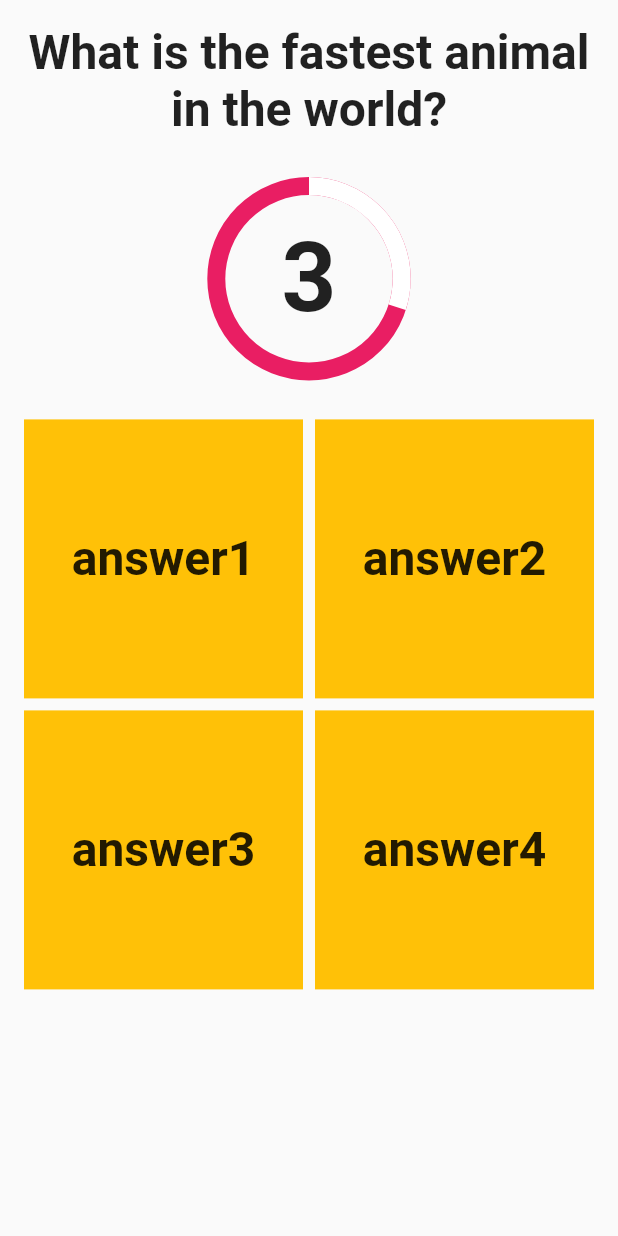
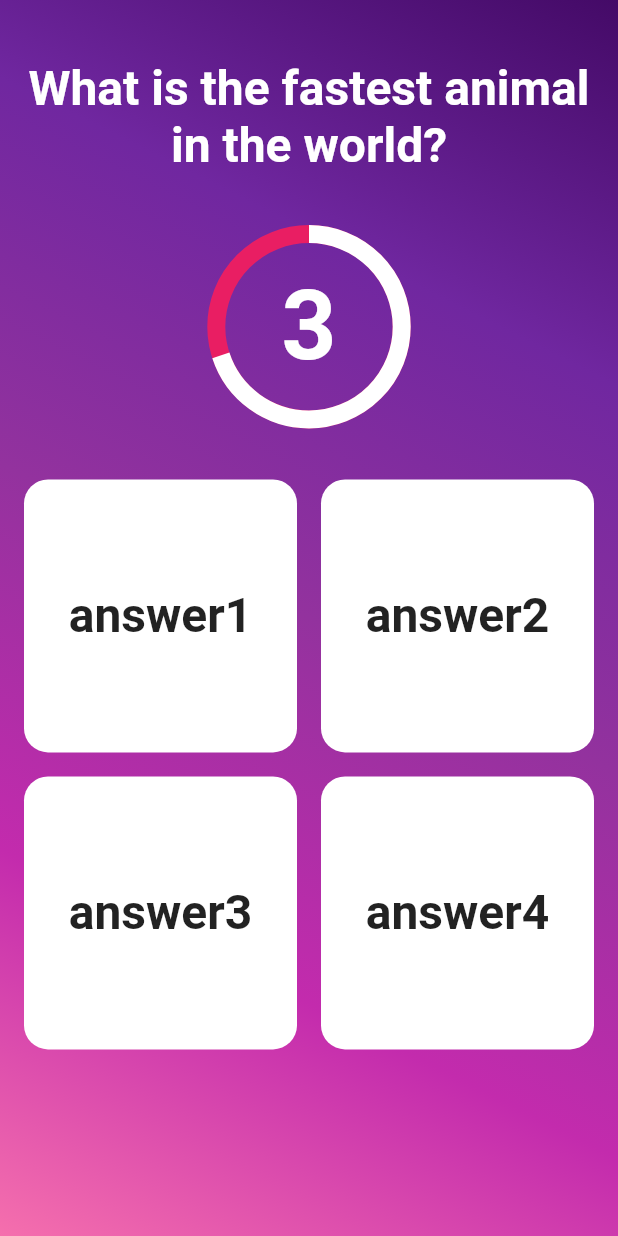
Before and after one commit to OmarAssem11/trivia, a Flutter app: the screen it shows after launch, on a phone screen of 412 x 824 dp. Run offline on Flutter 3.47's test engine with Material 2 defaults, Android fonts, the phone set to English and light mode, and no system bars; our stand-ins replace bloc.

Commit message:
gradient background
making gradient background and initializing cubit

```diff
--- a/lib/components/answer_widget.dart
+++ b/lib/components/answer_widget.dart
@@ -1,19 +1,20 @@
 import 'package:flutter/material.dart';
 
 class AnswerWidget extends StatelessWidget {
-  const AnswerWidget(this.text);
-  final String text;
+  const AnswerWidget({required this.answerText});
+  final String answerText;
   @override
   Widget build(BuildContext context) {
     return InkWell(
       onTap: () {},
       child: Container(
-        height: 100,
-        width: 100,
-        color: Colors.amber,
+        decoration: const BoxDecoration(
+          color: Colors.white,
+          borderRadius: BorderRadius.all(Radius.circular(16)),
+        ),
         child: Center(
           child: Text(
-            text,
+            answerText,
             style: const TextStyle(
               fontSize: 32,
               fontWeight: FontWeight.bold,
--- a/lib/components/answers_grid.dart
+++ b/lib/components/answers_grid.dart
@@ -2,7 +2,7 @@ import 'package:flutter/material.dart';
 import 'package:trivia/components/answer_widget.dart';
 
 class AnswersGrid extends StatelessWidget {
-  const AnswersGrid(this.choices);
+  const AnswersGrid({required this.choices});
   final List<String> choices;
   @override
   Widget build(BuildContext context) {
@@ -10,10 +10,10 @@ class AnswersGrid extends StatelessWidget {
       child: GridView.builder(
         gridDelegate: const SliverGridDelegateWithFixedCrossAxisCount(
           crossAxisCount: 2,
-          mainAxisSpacing: 8,
-          crossAxisSpacing: 8,
+          mainAxisSpacing: 16,
+          crossAxisSpacing: 16,
         ),
-        itemBuilder: (_, index) => AnswerWidget(choices[index]),
+        itemBuilder: (_, index) => AnswerWidget(answerText: choices[index]),
         itemCount: 4,
       ),
     );
--- a/lib/components/countdown_timer.dart
+++ b/lib/components/countdown_timer.dart
@@ -35,13 +35,13 @@ class _CountdownTimerState extends State<CountdownTimer> {
     return Container(
       height: .15 * screenHeight,
       width: .15 * screenHeight,
-      margin: const EdgeInsets.symmetric(vertical: 32),
+      margin: const EdgeInsets.symmetric(vertical: 40),
       child: Stack(
         alignment: Alignment.center,
         fit: StackFit.expand,
         children: [
           CircularProgressIndicator(
-            value: seconds / maxSeconds,
+            value: 1 - seconds / maxSeconds,
             strokeWidth: 12,
             valueColor: const AlwaysStoppedAnimation(Colors.white),
             backgroundColor: Colors.pink,
@@ -51,6 +51,7 @@ class _CountdownTimerState extends State<CountdownTimer> {
               '$seconds',
               style: const TextStyle(
                 fontSize: 64,
+                color: Colors.white,
                 fontWeight: FontWeight.bold,
               ),
             ),
--- /dev/null
+++ b/lib/components/gradient_widget.dart
@@ -0,0 +1,26 @@
+import 'package:flutter/material.dart';
+import 'package:trivia/shared/theme/colors.dart';
+
+class GradientWidget extends StatelessWidget {
+  const GradientWidget({required this.child});
+  final Widget child;
+  @override
+  Widget build(BuildContext context) {
+    return Container(
+      decoration: const BoxDecoration(
+        gradient: LinearGradient(
+          colors: [
+            a,
+            b,
+            c,
+            d,
+            e,
+          ],
+          begin: Alignment.topRight,
+          end: Alignment.bottomLeft,
+        ),
+      ),
+      child: child,
+    );
+  }
+}
--- a/lib/components/question_text.dart
+++ b/lib/components/question_widget.dart
@@ -1,15 +1,16 @@
 import 'package:flutter/material.dart';
 
-class QuestionText extends StatelessWidget {
-  const QuestionText(this.text);
-  final String text;
+class QuestionWidget extends StatelessWidget {
+  const QuestionWidget(this.questionText);
+  final String questionText;
   @override
   Widget build(BuildContext context) {
     return Text(
-      text,
+      questionText,
       textAlign: TextAlign.center,
       style: const TextStyle(
         fontSize: 32,
+        color: Colors.white,
         fontWeight: FontWeight.bold,
       ),
     );
--- a/lib/screens/question_screen.dart
+++ b/lib/screens/question_screen.dart
@@ -1,7 +1,8 @@
 import 'package:flutter/material.dart';
 import 'package:trivia/components/answers_grid.dart';
 import 'package:trivia/components/countdown_timer.dart';
-import 'package:trivia/components/question_text.dart';
+import 'package:trivia/components/gradient_widget.dart';
+import 'package:trivia/components/question_widget.dart';
 
 class QuestionScreen extends StatelessWidget {
   const QuestionScreen({Key? key}) : super(key: key);
@@ -9,20 +10,25 @@ class QuestionScreen extends StatelessWidget {
   @override
   Widget build(BuildContext context) {
     return Scaffold(
-      body: Padding(
+      body: SafeArea(
+        child: GradientWidget(
+          child: Padding(
             padding: const EdgeInsets.all(16),
-        child: SafeArea(
             child: Column(
               children: const [
-              QuestionText('What is the fastest animal in the world?'),
+                SizedBox(height: 24),
+                QuestionWidget('What is the fastest animal in the world?'),
                 CountdownTimer(),
-              AnswersGrid([
+                AnswersGrid(
+                  choices: [
                     'answer1',
                     'answer2',
                     'answer3',
                     'answer4',
-              ]),
                   ],
+                ),
+              ],
+            ),
           ),
         ),
       ),
--- /dev/null
+++ b/lib/shared/cubit/cubit.dart
@@ -0,0 +1,6 @@
+import 'package:bloc/bloc.dart';
+import 'package:trivia/shared/cubit/states.dart';
+
+class QuizCubit extends Cubit<QuizStates> {
+  QuizCubit() : super(QuizInitialState());
+}
--- /dev/null
+++ b/lib/shared/cubit/states.dart
@@ -0,0 +1,3 @@
+abstract class QuizStates {}
+
+class QuizInitialState extends QuizStates {}
--- /dev/null
+++ b/lib/shared/theme/colors.dart
@@ -0,0 +1,7 @@
+import 'package:flutter/material.dart';
+
+const a = Color(0xff440A67);
+const b = Color(0xff7027A0);
+const c = Color(0xff93329E);
+const d = Color(0xffC32BAD);
+const e = Color(0xffF56FAD);
--- a/pubspec.yaml
+++ b/pubspec.yaml
@@ -6,9 +6,12 @@ environment:
   sdk: ">=2.16.0 <3.0.0"
 
 dependencies:
+  bloc: ^8.0.3
   cupertino_icons: ^1.0.2
   flutter:
     sdk: flutter
+  flutter_bloc: ^8.0.1
+  http: ^0.13.4
 
 dev_dependencies:
   flutter_test:
```
Also changed, not shown: lib/shared/constants.dart (added), pubspec.lock. Lines whose indentation alone changed are shown as unchanged.
